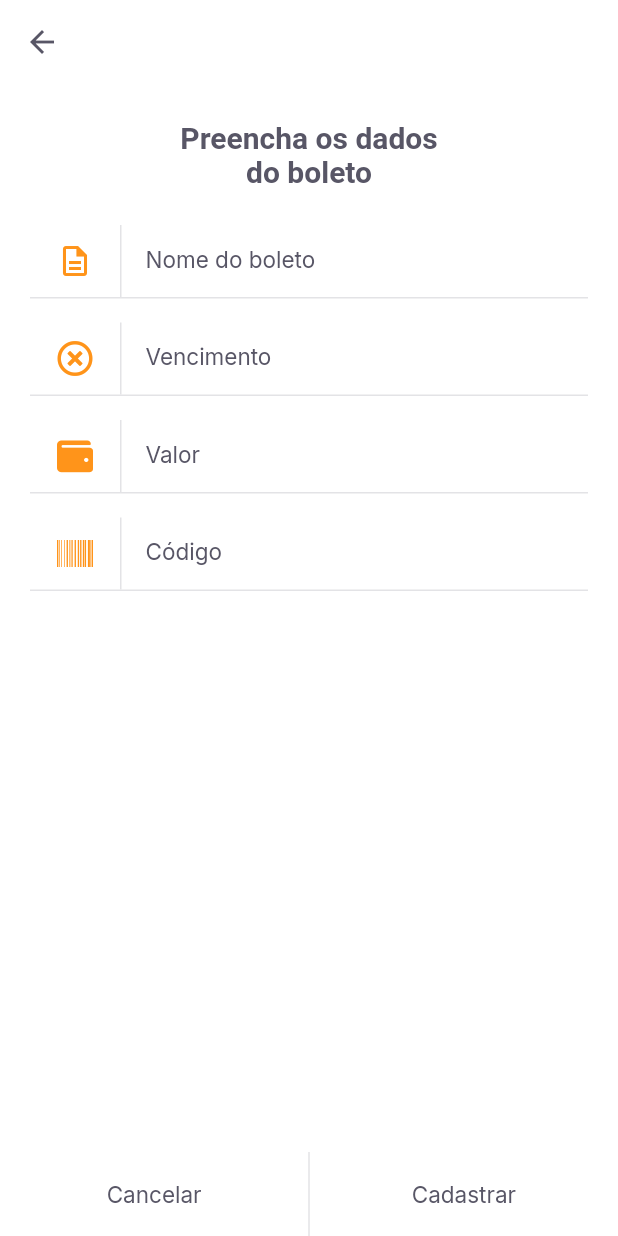
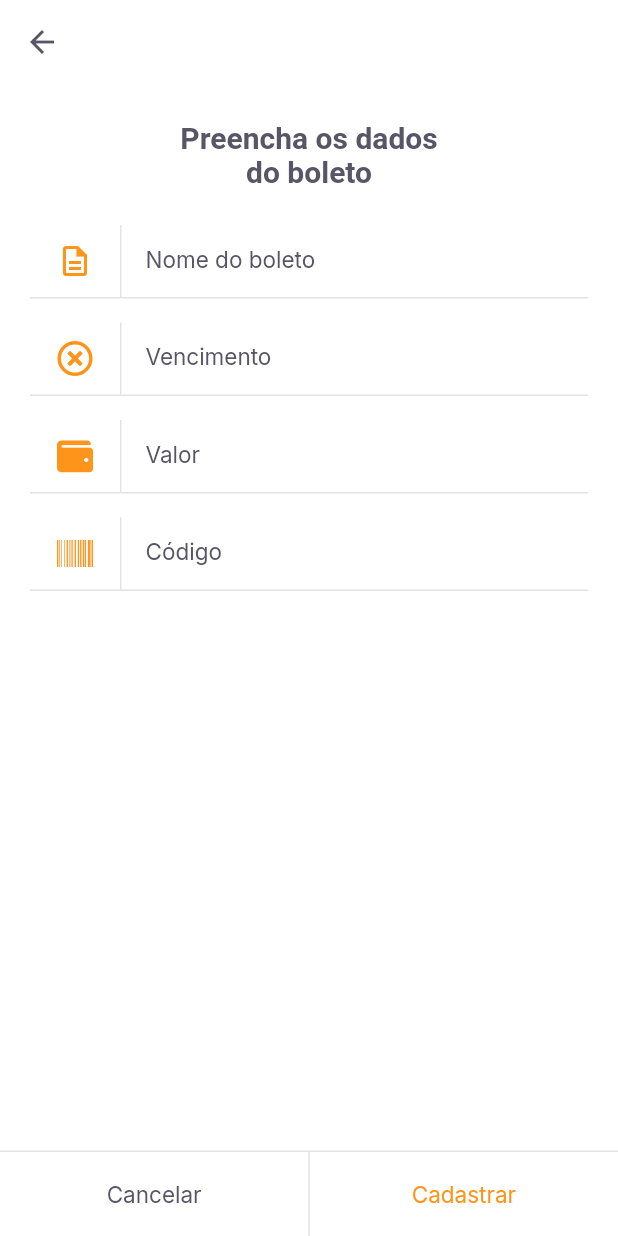
Before and after one commit to priolilucas1/PayFlow, a Flutter app: the InsertBoletoPage screen opened by its route, on a phone screen of 412 x 824 dp. Run offline on Flutter 3.47's test engine with Material 2 defaults, Android fonts, the phone set to English and light mode, and no system bars; our stand-ins replace camera, firebase_core, font_awesome_flutter, google_fonts, google_sign_in, image_picker and 1 more; missing offline and left inert: google_ml_kit; accounts and stored records are empty.

Commit message:
Label Buttons Design Changed

```diff
--- a/lib/shared/widgets/set_label_buttons.dart/set_label_buttons.dart
+++ b/lib/shared/widgets/set_label_buttons.dart/set_label_buttons.dart
@@ -10,11 +10,13 @@ class SetLabelButtons extends StatelessWidget {
     required this.secondaryLabel,
     required this.secondaryOnPressed,
     this.enablePrimaryColor = false,
+    this.enableSecondaryColor = false,
   });
 
   final String primaryLabel;
   final String secondaryLabel;
   final bool enablePrimaryColor;
+  final bool enableSecondaryColor;
   final VoidCallback primaryOnPressed;
   final VoidCallback secondaryOnPressed;
 
@@ -22,6 +24,16 @@ class SetLabelButtons extends StatelessWidget {
   Widget build(BuildContext context) {
     return Container(
       color: AppColors.background,
+      height: 57,
+      child: Column(
+        mainAxisSize: MainAxisSize.min,
+        children: [
+          Divider(
+            thickness: 1,
+            height: 1,
+            color: AppColors.stroke,
+          ),
+          Container(
             height: 56,
             child: Row(
               children: [
@@ -39,10 +51,20 @@ class SetLabelButtons extends StatelessWidget {
                 DividerVertical(
                   height: 56,
                 ),
+                if (enableSecondaryColor) ...[
+                  LabelButton.primary(
+                    label: secondaryLabel,
+                    onPressed: secondaryOnPressed,
+                  )
+                ] else ...[
                   LabelButton.heading(
                     label: secondaryLabel,
                     onPressed: secondaryOnPressed,
                   )
+                ]
+              ],
+            ),
+          ),
         ],
       ),
     );
```
Lines whose indentation alone changed are shown as unchanged.
